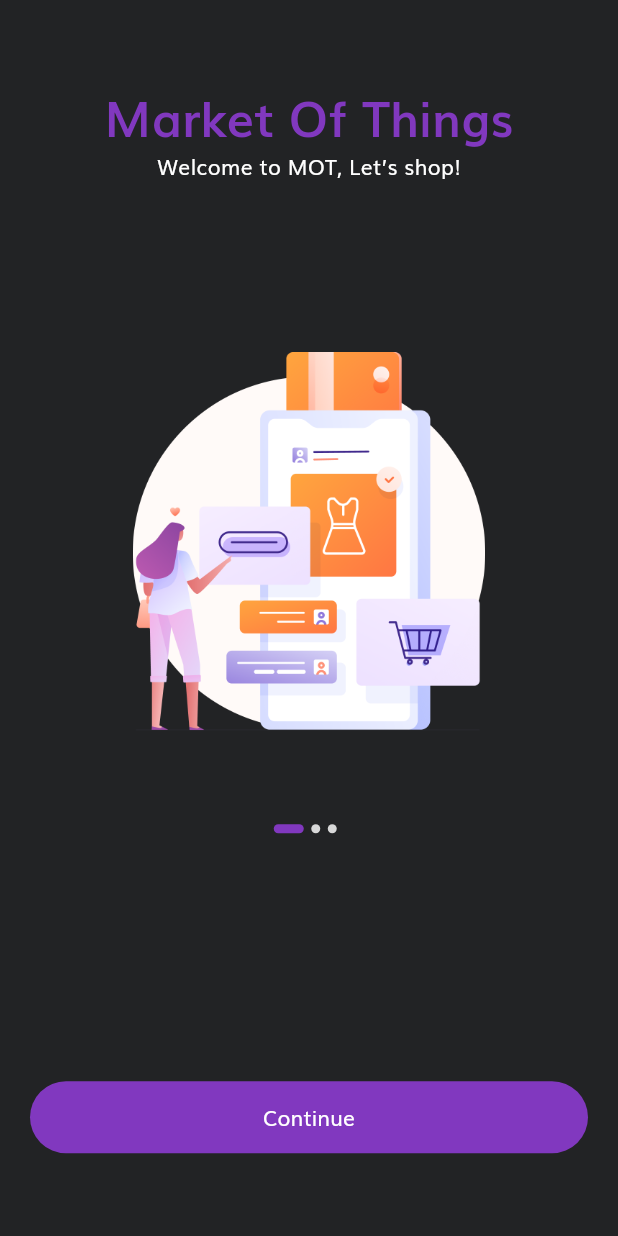
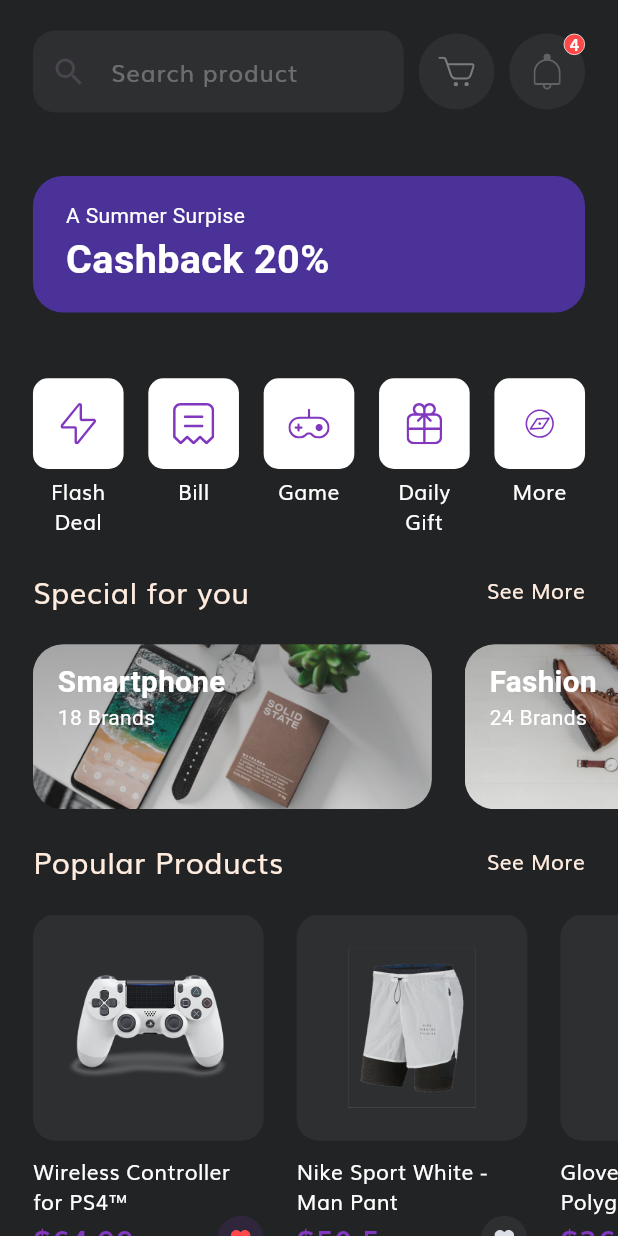
Before and after one commit to volodymyr-shepel/mot, a Flutter app: the screen it shows after launch, on a phone screen of 412 x 824 dp. Run offline on Flutter 3.47's test engine with Material 3 defaults, Android fonts, the phone set to English and light mode, and no system bars; our stand-ins replace flutter_secure_storage, flutter_svg.

Commit message:
HomeScreen

```diff
--- /dev/null
+++ b/frontend/mobile/lib/components/product_card.dart
@@ -0,0 +1,84 @@
+import 'package:flutter/material.dart';
+import 'package:flutter_svg/flutter_svg.dart';
+import 'package:mot/models/Product.dart';
+
+import '../constants.dart';
+import '../size_config.dart';
+
+class ProductCard extends StatelessWidget {
+  const ProductCard({
+    super.key,
+    this.width = 140,
+    this.aspectRetio = 1.02,
+    required this.product,
+  });
+
+  final double width, aspectRetio;
+  final Product product;
+
+  @override
+  Widget build(BuildContext context) {
+    return Padding(
+      padding: EdgeInsets.only(left: SizeConfig(context: context).getProportionateScreenWidth(20)),
+      child: SizedBox(
+        width: SizeConfig(context: context).getProportionateScreenWidth(width),
+        child: Column(
+          crossAxisAlignment: CrossAxisAlignment.start,
+          children: [
+            AspectRatio(
+              aspectRatio: 1.02,
+              child: Container(
+                padding: EdgeInsets.all(SizeConfig(context: context).getProportionateScreenWidth(20)),
+                decoration: BoxDecoration(
+                  color: kSecondaryColor.withOpacity(0.1),
+                  borderRadius: BorderRadius.circular(15),
+                ),
+                child: Image.asset(product.images[0]),
+              ),
+            ),
+            const SizedBox(height: 10),
+            Text(
+              product.title,
+              style: TextStyle(color: kTextColor),
+              maxLines: 2,
+            ),
+            Row(
+              mainAxisAlignment: MainAxisAlignment.spaceBetween,
+              children: [
+                Text(
+                  "\$${product.price}",
+                  style: TextStyle(
+                    fontSize: SizeConfig(context: context).getProportionateScreenWidth(18),
+                    fontWeight: FontWeight.w600,
+                    color: kPrimaryColor,
+                  ),
+                ),
+                InkWell(
+                  borderRadius: BorderRadius.circular(50),
+                  onTap: () {},
+                  child: Container(
+                    padding: EdgeInsets.all(SizeConfig(context: context).getProportionateScreenWidth(8)),
+                    height: SizeConfig(context: context).getProportionateScreenWidth(28),
+                    width: SizeConfig(context: context).getProportionateScreenWidth(28),
+                    decoration: BoxDecoration(
+                      color: product.isFavourite
+                          ? kPrimaryColor.withOpacity(0.15)
+                          : kSecondaryColor.withOpacity(0.1),
+                      shape: BoxShape.circle,
+                    ),
+                    child: SvgPicture.asset(
+                      "assets/icons/Heart Icon_2.svg",
+                      color: product.isFavourite
+                          ? Color(0xFFFF4848)
+                          : Color(0xFFDBDEE4),
+                    ),
+                  ),
+                ),
+              ],
+            )
+          ],
+        ),
+      ),
+    );
+  }
+}
--- a/frontend/mobile/lib/constants.dart
+++ b/frontend/mobile/lib/constants.dart
@@ -5,6 +5,10 @@ const kPrimaryLightColor = Color(0xFFFFECDF);
 const kTextColor = Colors.white;
 const kAnimationDuration = Duration(milliseconds: 200);
 const kPrimaryDarkColor = Color(0xFF222325);
+
+
+const kSecondaryColor = Color(0xFF979797);
+
 // Form Error
 final RegExp emailValidatorRegExp =
     RegExp(r"^[a-zA-Z0-9.]+@[a-zA-Z0-9]+\.[a-zA-Z]+");
@@ -31,7 +35,7 @@ const String kAddressNullError = "Please Enter your address";
 
 
 const String baseUrl = 'http://192.168.1.46';
-
+//192.168.1.46
 
 
 const headingStyle = TextStyle(
--- a/frontend/mobile/lib/main.dart
+++ b/frontend/mobile/lib/main.dart
@@ -1,11 +1,10 @@
 import 'package:flutter/material.dart';
 import 'package:mot/routes.dart';
+import 'package:mot/screens/home/home_screen.dart';
 import 'package:mot/screens/welcome/welcome_screen.dart';
 import 'theme.dart';
 
 void main() {
-
-
   runApp(const MyApp());
 }
 
@@ -18,7 +17,7 @@ class MyApp extends StatelessWidget {
       debugShowCheckedModeBanner: false,
       title: 'MOT',
       theme: AppTheme.darkTheme(context),
-      initialRoute: WelcomeScreen.routeName,
+      initialRoute: HomeScreen.routeName,
       routes: routes,
     );
   }
--- /dev/null
+++ b/frontend/mobile/lib/models/Product.dart
@@ -0,0 +1,103 @@
+import 'package:flutter/material.dart';
+
+class Product {
+  final int id;
+  final String title, description;
+  final List<String> images;
+  final List<Color> colors;
+  final double rating, price;
+  final bool isFavourite, isPopular;
+
+  Product({
+    required this.id,
+    required this.images,
+    required this.colors,
+    this.rating = 0.0,
+    this.isFavourite = false,
+    this.isPopular = false,
+    required this.title,
+    required this.price,
+    required this.description,
+  });
+}
+
+// Our demo Products
+
+List<Product> demoProducts = [
+  Product(
+    id: 1,
+    images: [
+      "assets/images/ps4_console_white_1.png",
+      "assets/images/ps4_console_white_2.png",
+      "assets/images/ps4_console_white_3.png",
+      "assets/images/ps4_console_white_4.png",
+    ],
+    colors: [
+      Color(0xFFF6625E),
+      Color(0xFF836DB8),
+      Color(0xFFDECB9C),
+      Colors.white,
+    ],
+    title: "Wireless Controller for PS4™",
+    price: 64.99,
+    description: description,
+    rating: 4.8,
+    isFavourite: true,
+    isPopular: true,
+  ),
+  Product(
+    id: 2,
+    images: [
+      "assets/images/Image Popular Product 2.png",
+    ],
+    colors: [
+      Color(0xFFF6625E),
+      Color(0xFF836DB8),
+      Color(0xFFDECB9C),
+      Colors.white,
+    ],
+    title: "Nike Sport White - Man Pant",
+    price: 50.5,
+    description: description,
+    rating: 4.1,
+    isPopular: true,
+  ),
+  Product(
+    id: 3,
+    images: [
+      "assets/images/glap.png",
+    ],
+    colors: [
+      Color(0xFFF6625E),
+      Color(0xFF836DB8),
+      Color(0xFFDECB9C),
+      Colors.white,
+    ],
+    title: "Gloves XC Omega - Polygon",
+    price: 36.55,
+    description: description,
+    rating: 4.1,
+    isFavourite: true,
+    isPopular: true,
+  ),
+  Product(
+    id: 4,
+    images: [
+      "assets/images/wireless headset.png",
+    ],
+    colors: [
+      Color(0xFFF6625E),
+      Color(0xFF836DB8),
+      Color(0xFFDECB9C),
+      Colors.white,
+    ],
+    title: "Logitech Head",
+    price: 20.20,
+    description: description,
+    rating: 4.1,
+    isFavourite: true,
+  ),
+];
+
+const String description =
+    "Wireless Controller for PS4™ gives you what you want in your gaming from over precision control your games to sharing …";
--- a/frontend/mobile/lib/routes.dart
+++ b/frontend/mobile/lib/routes.dart
@@ -2,6 +2,7 @@ import 'package:flutter/widgets.dart';
 import 'package:mot/screens/complete_profile/complete_profile_screen.dart';
 import 'package:mot/screens/forgot_password/forgot_password_screen.dart';
 import 'package:mot/screens/forgot_password/forgot_password_success_screen.dart';
+import 'package:mot/screens/home/home_screen.dart';
 import 'package:mot/screens/init_screen/init_screen.dart';
 import 'package:mot/screens/sign_in/sign_in_screen.dart';
 import 'package:mot/screens/sign_in/sign_in_success_screen.dart';
@@ -22,7 +23,7 @@ final Map<String, WidgetBuilder> routes = {
   SignUpScreen.routeName: (context) => const SignUpScreen(),
   ForgotPasswordSuccessScreen.routeName : (context) => const ForgotPasswordSuccessScreen(),
   ProfileScreen.routeName : (context) => const ProfileScreen(),
-  InitScreen.routeName : (context) => const InitScreen()
-
+  InitScreen.routeName : (context) => const InitScreen(),
+  HomeScreen.routeName : (context) => const HomeScreen()
 
 };
--- /dev/null
+++ b/frontend/mobile/lib/screens/home/components/categories.dart
@@ -0,0 +1,74 @@
+import 'package:flutter/material.dart';
+import 'package:flutter_svg/flutter_svg.dart';
+import 'package:mot/constants.dart';
+
+import '../../../size_config.dart';
+
+class Categories extends StatelessWidget {
+  @override
+  Widget build(BuildContext context) {
+    List<Map<String, dynamic>> categories = [
+      {"icon": "assets/icons/Flash Icon.svg", "text": "Flash Deal"},
+      {"icon": "assets/icons/Bill Icon.svg", "text": "Bill"},
+      {"icon": "assets/icons/Game Icon.svg", "text": "Game"},
+      {"icon": "assets/icons/Gift Icon.svg", "text": "Daily Gift"},
+      {"icon": "assets/icons/Discover.svg", "text": "More"},
+    ];
+    return Padding(
+      padding: EdgeInsets.all(SizeConfig(context: context).getProportionateScreenWidth(20)),
+      child: Row(
+        mainAxisAlignment: MainAxisAlignment.spaceBetween,
+        crossAxisAlignment: CrossAxisAlignment.start,
+        children: List.generate(
+          categories.length,
+          (index) => CategoryCard(
+            icon: categories[index]["icon"],
+            text: categories[index]["text"],
+            press: () {},
+          ),
+        ),
+      ),
+    );
+  }
+}
+
+class CategoryCard extends StatelessWidget {
+  const CategoryCard({
+    super.key,
+    required this.icon,
+    required this.text,
+    required this.press,
+  });
+
+  final String icon, text;
+  final GestureTapCallback press;
+
+  @override
+  Widget build(BuildContext context) {
+    return GestureDetector(
+      onTap: press,
+      child: SizedBox(
+        width: SizeConfig(context: context).getProportionateScreenWidth(55),
+        child: Column(
+          children: [
+            Container(
+              padding: EdgeInsets.all(SizeConfig(context: context).getProportionateScreenWidth(15)),
+              height: SizeConfig(context: context).getProportionateScreenWidth(55),
+              width: SizeConfig(context: context).getProportionateScreenWidth(55),
+              decoration: BoxDecoration(
+                color: kDefaultIconLightColor,
+                borderRadius: BorderRadius.circular(10),
+              ),
+              child: SvgPicture.asset(
+                icon,
+                color: kPrimaryColor,
+                ),
+            ),
+            SizedBox(height: 5),
+            Text(text, textAlign: TextAlign.center)
+          ],
+        ),
+      ),
+    );
+  }
+}
--- /dev/null
+++ b/frontend/mobile/lib/screens/home/components/discount_banner.dart
@@ -0,0 +1,41 @@
+import 'package:flutter/material.dart';
+
+import '../../../size_config.dart';
+
+class DiscountBanner extends StatelessWidget {
+  const DiscountBanner({
+    super.key,
+  });
+
+  @override
+  Widget build(BuildContext context) {
+    return Container(
+      // height: 90,
+      width: double.infinity,
+      margin: EdgeInsets.all(SizeConfig(context: context).getProportionateScreenWidth(20)),
+      padding: EdgeInsets.symmetric(
+        horizontal: SizeConfig(context: context).getProportionateScreenWidth(20),
+        vertical: SizeConfig(context: context).getProportionateScreenWidth(15),
+      ),
+      decoration: BoxDecoration(
+        color: Color(0xFF4A3298),
+        borderRadius: BorderRadius.circular(20),
+      ),
+      child: Text.rich(
+        TextSpan(
+          style: TextStyle(color: Colors.white),
+          children: [
+            TextSpan(text: "A Summer Surpise\n"),
+            TextSpan(
+              text: "Cashback 20%",
+              style: TextStyle(
+                fontSize: SizeConfig(context: context).getProportionateScreenWidth(24),
+                fontWeight: FontWeight.bold,
+              ),
+            ),
+          ],
+        ),
+      ),
+    );
+  }
+}
--- /dev/null
+++ b/frontend/mobile/lib/screens/home/components/header/home_header.dart
@@ -0,0 +1,33 @@
+import 'package:flutter/material.dart';
+import 'package:mot/screens/home/components/header/icon_button_with_counter.dart';
+import '../../../../size_config.dart';
+import 'search_field.dart';
+
+class HomeHeader extends StatelessWidget {
+  const HomeHeader({
+    super.key,
+  });
+
+  @override
+  Widget build(BuildContext context) {
+    return Padding(
+      padding:
+          EdgeInsets.symmetric(horizontal: SizeConfig(context: context).getProportionateScreenWidth(20)),
+      child: Row(
+        mainAxisAlignment: MainAxisAlignment.spaceBetween,
+        children: [
+          SearchField(),
+          IconButttonWithCounter(
+            svgSrc: "assets/icons/Cart Icon.svg",
+            press: () {},
+          ),
+          IconButttonWithCounter(
+            svgSrc: "assets/icons/Bell.svg",
+            numOfitem: 4,
+            press: () {},
+          ),
+        ],
+      ),
+    );
+  }
+}
--- /dev/null
+++ b/frontend/mobile/lib/screens/home/components/header/icon_button_with_counter.dart
@@ -0,0 +1,66 @@
+import 'package:flutter/material.dart';
+import 'package:flutter_svg/flutter_svg.dart';
+
+import '../../../../constants.dart';
+import '../../../../size_config.dart';
+
+class IconButttonWithCounter extends StatelessWidget {
+
+  const IconButttonWithCounter({
+    super.key,
+    required this.svgSrc,
+    this.numOfitem = 0,
+    required this.press,
+  });
+
+  final String svgSrc;
+  final int numOfitem;
+  final GestureTapCallback press;
+
+  @override
+  Widget build(BuildContext context) {
+    return InkWell(
+      borderRadius: BorderRadius.circular(100),
+      onTap: press,
+      child: Stack(
+        children: [
+          Container(
+            padding: EdgeInsets.all(SizeConfig(context: context).getProportionateScreenWidth(12)),
+            height: SizeConfig(context: context).getProportionateScreenWidth(46),
+            width: SizeConfig(context: context).getProportionateScreenWidth(46),
+            decoration: BoxDecoration(
+              color: kSecondaryColor.withOpacity(0.1),
+              shape: BoxShape.circle,
+            ),
+            child: SvgPicture.asset(svgSrc),
+          ),
+          if (numOfitem != 0)
+            Positioned(
+              top: 0,
+              right: 0,
+              child: Container(
+                height: SizeConfig(context: context).getProportionateScreenWidth(13),
+                width: SizeConfig(context: context).getProportionateScreenWidth(13),
+                decoration: BoxDecoration(
+                  color: Color(0xFFFF4848),
+                  shape: BoxShape.circle,
+                  border: Border.all(width: 0.5, color: Colors.white),
+                ),
+                child: Center(
+                  child: Text(
+                    "$numOfitem",
+                    style: TextStyle(
+                      fontSize: SizeConfig(context: context).getProportionateScreenWidth(10),
+                      height: 1,
+                      fontWeight: FontWeight.w600,
+                      color: Colors.white,
+                    ),
+                  ),
+                ),
+              ),
+            )
+        ],
+      ),
+    );
+  }
+}
--- /dev/null
+++ b/frontend/mobile/lib/screens/home/components/header/search_field.dart
@@ -0,0 +1,34 @@
+import 'package:flutter/material.dart';
+
+import '../../../../constants.dart';
+import '../../../../size_config.dart';
+
+class SearchField extends StatelessWidget {
+  const SearchField({
+    super.key,
+  });
+
+  @override
+  Widget build(BuildContext context) {
+    return Container(
+      width: SizeConfig.screenWidth * 0.6,
+      decoration: BoxDecoration(
+        color: kSecondaryColor.withOpacity(0.1),
+        borderRadius: BorderRadius.circular(15),
+      ),
+      child: TextField(
+        onChanged: (value) => print(value),
+        decoration: InputDecoration(
+            contentPadding: EdgeInsets.symmetric(
+                horizontal: SizeConfig(context: context).getProportionateScreenWidth(20),
+                vertical: SizeConfig(context: context).getProportionateScreenWidth(14)),
+            border: InputBorder.none,
+            focusedBorder: InputBorder.none,
+            enabledBorder: InputBorder.none,
+            hintText: "Search product",
+            hintStyle: TextStyle(color: kTextColor.withOpacity(0.3)),
+            prefixIcon: Icon(Icons.search)),
+      ),
+    );
+  }
+}
--- /dev/null
+++ b/frontend/mobile/lib/screens/home/components/home_screen_body.dart
@@ -0,0 +1,39 @@
+import 'package:flutter/material.dart';
+import 'package:mot/screens/home/components/categories.dart';
+import 'package:mot/screens/home/components/discount_banner.dart';
+import 'package:mot/screens/home/components/header/home_header.dart';
+import 'package:mot/screens/home/components/popular_product.dart';
+import 'package:mot/screens/home/components/special_offers.dart';
+import 'package:mot/size_config.dart';
+
+class HomeScreenBody extends StatelessWidget {
+  @override
+  Widget build(BuildContext context) {
+    return SafeArea(
+      child: SingleChildScrollView(
+        child: Column(
+          children: [
+            SizedBox(height: SizeConfig(context: context).getProportionateScreenHeight(20)),
+            HomeHeader(),
+
+            SizedBox(height: SizeConfig(context: context).getProportionateScreenHeight(20)),
+            DiscountBanner(),
+            Categories(),
+            SpecialOffers(),
+
+
+            SizedBox(height: SizeConfig(context: context).getProportionateScreenHeight(20)),
+            PopularProducts(),
+            PopularProducts(),
+            PopularProducts(),
+            PopularProducts(),
+            PopularProducts(),
+
+            SizedBox(height: SizeConfig(context: context).getProportionateScreenWidth(30)),
+
+          ],
+        ),
+      ),
+    );
+  }
+}
--- /dev/null
+++ b/frontend/mobile/lib/screens/home/components/popular_product.dart
@@ -0,0 +1,40 @@
+import 'package:flutter/material.dart';
+import 'package:mot/components/product_card.dart';
+import 'package:mot/models/Product.dart';
+
+import '../../../size_config.dart';
+import 'section_title.dart';
+
+class PopularProducts extends StatelessWidget {
+  @override
+  Widget build(BuildContext context) {
+    return Column(
+      children: [
+        Padding(
+          padding:
+              EdgeInsets.symmetric(horizontal: SizeConfig(context: context).getProportionateScreenWidth(20)),
+          child: SectionTitle(title: "Popular Products", press: () {}),
+        ),
+        SizedBox(height: SizeConfig(context: context).getProportionateScreenWidth(20)),
+        SingleChildScrollView(
+          scrollDirection: Axis.horizontal,
+          child: Row(
+            children: [
+              ...List.generate(
+                demoProducts.length,
+                (index) {
+                  if (demoProducts[index].isPopular)
+                    return ProductCard(product: demoProducts[index]);
+
+                  return SizedBox
+                      .shrink(); // here by default width and height is 0
+                },
+              ),
+              SizedBox(width: SizeConfig(context: context).getProportionateScreenWidth(20)),
+            ],
+          ),
+        )
+      ],
+    );
+  }
+}
--- /dev/null
+++ b/frontend/mobile/lib/screens/home/components/section_title.dart
@@ -0,0 +1,38 @@
+import 'package:flutter/material.dart';
+import 'package:mot/constants.dart';
+
+import '../../../size_config.dart';
+
+class SectionTitle extends StatelessWidget {
+  const SectionTitle({
+    super.key,
+    required this.title,
+    required this.press,
+  });
+
+  final String title;
+  final GestureTapCallback press;
+
+  @override
+  Widget build(BuildContext context) {
+    return Row(
+      mainAxisAlignment: MainAxisAlignment.spaceBetween,
+      children: [
+        Text(
+          title,
+          style: TextStyle(
+            fontSize: SizeConfig(context: context).getProportionateScreenWidth(18),
+            color: kPrimaryLightColor,
+          ),
+        ),
+        GestureDetector(
+          onTap: press,
+          child: Text(
+            "See More",
+            style: TextStyle(color: kPrimaryLightColor),
+          ),
+        ),
+      ],
+    );
+  }
+}
--- /dev/null
+++ b/frontend/mobile/lib/screens/home/components/special_offers.dart
@@ -0,0 +1,119 @@
+import 'package:flutter/material.dart';
+
+import '../../../size_config.dart';
+import 'section_title.dart';
+
+class SpecialOffers extends StatelessWidget {
+  const SpecialOffers({
+    super.key,
+  });
+
+  @override
+  Widget build(BuildContext context) {
+    return Column(
+      children: [
+        Padding(
+          padding:
+              EdgeInsets.symmetric(horizontal: SizeConfig(context: context).getProportionateScreenWidth(20)),
+          child: SectionTitle(
+            title: "Special for you",
+            press: () {},
+          ),
+        ),
+        SizedBox(height: SizeConfig(context: context).getProportionateScreenWidth(20)),
+        SingleChildScrollView(
+          scrollDirection: Axis.horizontal,
+          child: Row(
+            children: [
+              SpecialOfferCard(
+                image: "assets/images/Image Banner 2.png",
+                category: "Smartphone",
+                numOfBrands: 18,
+                press: () {},
+              ),
+              SpecialOfferCard(
+                image: "assets/images/Image Banner 3.png",
+                category: "Fashion",
+                numOfBrands: 24,
+                press: () {},
+              ),
+              SizedBox(width: SizeConfig(context: context).getProportionateScreenWidth(20)),
+            ],
+          ),
+        ),
+      ],
+    );
+  }
+}
+
+class SpecialOfferCard extends StatelessWidget {
+  const SpecialOfferCard({
+    super.key,
+    required this.category,
+    required this.image,
+    required this.numOfBrands,
+    required this.press,
+  });
+
+  final String category, image;
+  final int numOfBrands;
+  final GestureTapCallback press;
+
+  @override
+  Widget build(BuildContext context) {
+    return Padding(
+      padding: EdgeInsets.only(left: SizeConfig(context: context).getProportionateScreenWidth(20)),
+      child: GestureDetector(
+        onTap: press,
+        child: SizedBox(
+          width: SizeConfig(context: context).getProportionateScreenWidth(242),
+          height: SizeConfig(context: context).getProportionateScreenWidth(100),
+          child: ClipRRect(
+            borderRadius: BorderRadius.circular(20),
+            child: Stack(
+              children: [
+                Image.asset(
+                  image,
+                  fit: BoxFit.cover,
+                ),
+                Container(
+                  decoration: BoxDecoration(
+                    gradient: LinearGradient(
+                      begin: Alignment.topCenter,
+                      end: Alignment.bottomCenter,
+                      colors: [
+                        Color(0xFF343434).withOpacity(0.4),
+                        Color(0xFF343434).withOpacity(0.15),
+                      ],
+                    ),
+                  ),
+                ),
+                Padding(
+                  padding: EdgeInsets.symmetric(
+                    horizontal: SizeConfig(context: context).getProportionateScreenWidth(15.0),
+                    vertical: SizeConfig(context: context).getProportionateScreenWidth(10),
+                  ),
+                  child: Text.rich(
+                    TextSpan(
+                      style: TextStyle(color: Colors.white),
+                      children: [
+                        TextSpan(
+                          text: "$category\n",
+                          style: TextStyle(
+                            fontSize: SizeConfig(context: context).getProportionateScreenWidth(18),
+                            fontWeight: FontWeight.bold,
+                          ),
+                        ),
+                        TextSpan(text: "$numOfBrands Brands")
+                      ],
+                    ),
+                  ),
+                ),
+              ],
+            ),
+          ),
+        ),
+      ),
+    );
+  }
+}
--- /dev/null
+++ b/frontend/mobile/lib/screens/home/home_screen.dart
@@ -0,0 +1,15 @@
+import 'package:flutter/material.dart';
+import 'package:mot/screens/home/components/home_screen_body.dart';
+
+class HomeScreen extends StatelessWidget{
+  static String routeName = "/home";
+
+  const HomeScreen({super.key});
+
+  @override
+  Widget build(BuildContext context) {
+    return Scaffold(
+      body: HomeScreenBody(),
+    );
+  }
+}
--- a/frontend/mobile/lib/screens/sign_in/sign_in_success_screen.dart
+++ b/frontend/mobile/lib/screens/sign_in/sign_in_success_screen.dart
@@ -1,4 +1,5 @@
 import 'package:flutter/material.dart';
+import 'package:mot/screens/home/home_screen.dart';
 import 'package:mot/screens/init_screen/init_screen.dart';
 import '../../components/custom_success_screen.dart';
 
@@ -14,7 +15,7 @@ class SignInSuccessScreen extends StatelessWidget {
       imagePath: "assets/images/success.png",
       title: "Login Success",
       buttonText: "Back to Home",
-      nextRoute: InitScreen.routeName
+      nextRoute: HomeScreen.routeName
     );
   }
 }
--- /dev/null
+++ b/frontend/mobile/lib/size_config.dart
@@ -0,0 +1,29 @@
+import 'package:flutter/material.dart';
+
+class SizeConfig {
+  static late MediaQueryData _mediaQueryData;
+  static late double screenWidth;
+  static late double screenHeight;
+  static late double defaultSize;
+  static late Orientation orientation;
+
+  SizeConfig({
+    required BuildContext context
+  }) {
+    _mediaQueryData = MediaQuery.of(context);
+    screenWidth = _mediaQueryData.size.width;
+    screenHeight = _mediaQueryData.size.height;
+    orientation = _mediaQueryData.orientation;
+  }
+
+double getProportionateScreenHeight(double inputHeight) {
+  // 812 is the layout height that designer use
+  return (inputHeight / 812.0) * screenHeight;
+}
+
+// Get the proportionate height as per screen size
+double getProportionateScreenWidth(double inputWidth) {
+  // 375 is the layout width that designer use
+  return (inputWidth / 375.0) * screenWidth;
+}
+}
```
Also changed, not shown: 1 other file.
